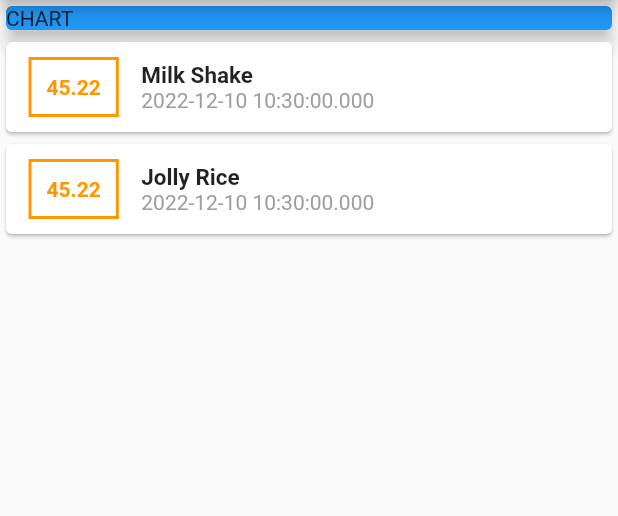
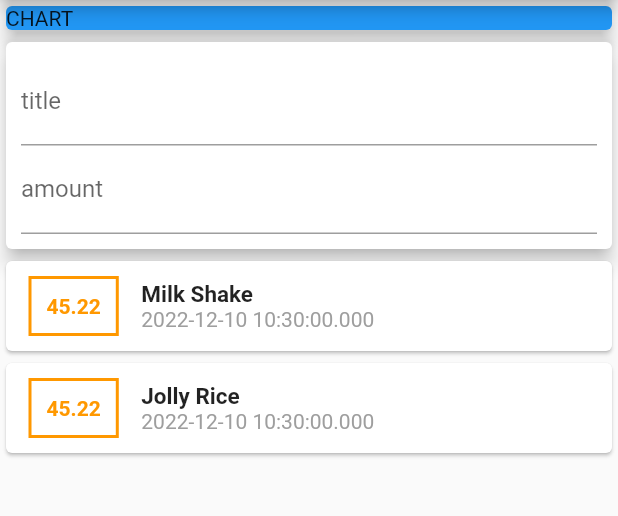
Before and after one commit to jirois/expenseapp, a Flutter app: the screen it shows after launch, on a phone screen of 412 x 824 dp, the part 84-600 px from its top. Run offline on Flutter 3.47's test engine with Material 2 defaults, Android fonts, the phone set to English and light mode, and no system bars.

Commit message:
fix: added a textField

```diff
--- a/lib/main.dart
+++ b/lib/main.dart
@@ -1,3 +1,5 @@
+import 'package:flutter/services.dart';
+
 import './transaction.dart';
 import 'package:flutter/material.dart';
 
@@ -49,6 +51,22 @@ class MyAppHome extends StatelessWidget {
                 child: const Text('CHART'),
                 elevation: 5,
               )),
+          Card(
+            elevation: 5,
+            child: Container(
+              padding: EdgeInsets.all(10),
+              child: Column(
+                children: [
+                  TextField(
+                    decoration: InputDecoration(labelText: 'title'),
+                  ),
+                  TextField(
+                    decoration: InputDecoration(labelText: 'amount'),
+                  ),
+                ],
+              ),
+            ),
+          ),
           Column(
               children: transactions.map((tx) {
             return Card(
```
